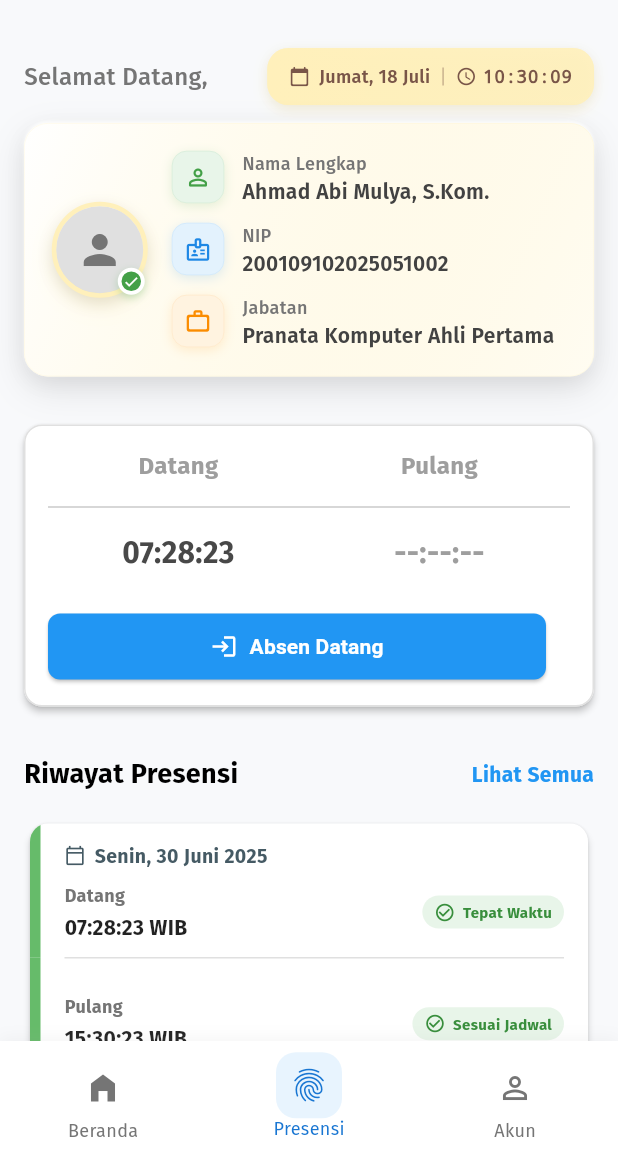
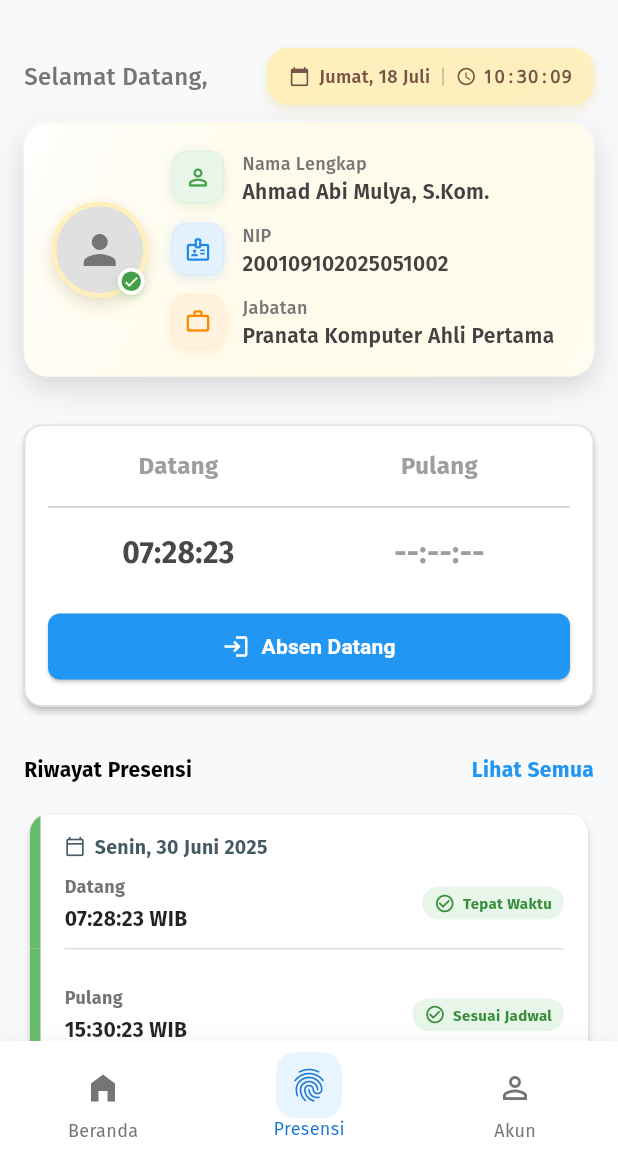
Before and after one commit to AbiMulLyA/sadasbor_v2, a Flutter app: the screen it shows after launch, item 2 of the bottom bar chosen, on a phone screen of 412 x 824 dp, the part 84-1236 px from its top. Run offline on Flutter 3.47's test engine with Material 3 defaults, Android fonts, the phone set to English and light mode, and no system bars; drawn by our look-alikes of cached_network_image; our stand-ins replace auto_route, bloc, carousel_slider, connectivity_plus, dartz, dio and 20 more; generated files the repository leaves out were written again; network calls fail; statements that could not run were skipped.

Commit message:
improvement some ui and cleaning code

```diff
--- a/lib/features/presensi/presentation/pages/presensi_history_view.dart
+++ b/lib/features/presensi/presentation/pages/presensi_history_view.dart
@@ -53,7 +53,7 @@ class PresensiHistoryView extends HookWidget {
               const Text(
                 "Riwayat Presensi",
                 style: TextStyle(
-                  fontSize: 18,
+                  fontSize: 14,
                   fontWeight: FontWeight.bold,
                   color: Colors.black,
                 ),
--- a/lib/features/presensi/presentation/pages/presensi_in_out_view.dart
+++ b/lib/features/presensi/presentation/pages/presensi_in_out_view.dart
@@ -104,24 +104,6 @@ class PresensiInOutView extends HookWidget {
                     style: buttonStyle,
                   ),
                 ),
-                const SizedBox(width: 16),
-/*                Expanded(
-                  child: ElevatedButton.icon(
-                    icon: const Icon(Icons.logout),
-                    label: const Text(
-                      "Absen Pulang",
-                      style: TextStyle(fontWeight: FontWeight.bold),
-                    ),
-                    onPressed: () {
-                      // TODO: Logika untuk Clock Out
-                      print("Clock Out tapped");
-                      context.pushRoute(
-                        PresensiWriteAttendanceRoute(title: 'Jam Pulang'),
-                      );
-                    },
-                    style: buttonStyle,
-                  ),
-                ),*/
               ],
             ),
           ],
```
Also changed, not shown: lib/config/injector/injector.dart (+0 -18 lines), lib/features/presensi/presentation/pages/presensi_detail_page.dart (+1 -6 lines), lib/features/presensi/presentation/pages/presensi_write_attendance_page.dart (+4 -5 lines).
